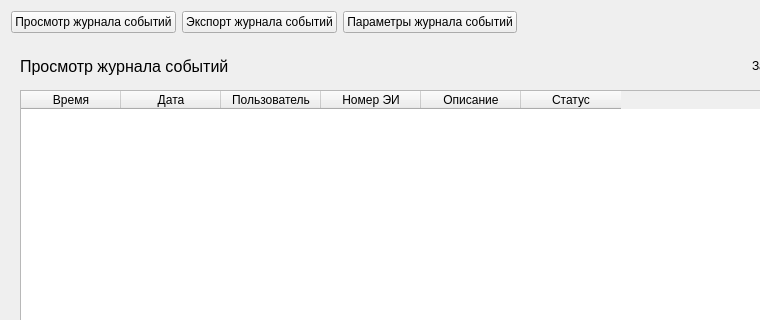
The window that panels/JournalPanel.ui (m6v/sobol) describes before a commit, drawn with Qt 5; both pictures show x 0 to 760 and y 0 to 320 of the 930 by 711 pixel window.
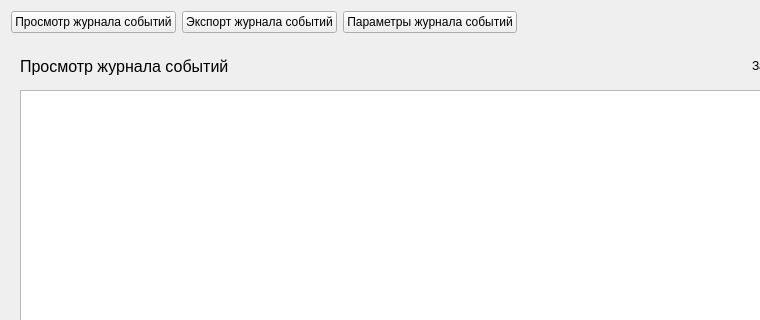
The same window after the commit. The open tabs and pages were chosen to show the change. Custom widgets are drawn as their Qt base class.

Commit message: JournalTableView class have been created

Diff of the .ui file:
```diff
--- a/panels/JournalPanel.ui
+++ b/panels/JournalPanel.ui
@@ -121,38 +121,7 @@
         </layout>
        </item>
        <item>
-        <widget class="QTableWidget" name="table_widget">
-         <column>
-          <property name="text">
-           <string>Время</string>
-          </property>
-         </column>
-         <column>
-          <property name="text">
-           <string>Дата</string>
-          </property>
-         </column>
-         <column>
-          <property name="text">
-           <string>Пользователь</string>
-          </property>
-         </column>
-         <column>
-          <property name="text">
-           <string>Номер ЭИ</string>
-          </property>
-         </column>
-         <column>
-          <property name="text">
-           <string>Описание</string>
-          </property>
-         </column>
-         <column>
-          <property name="text">
-           <string>Статус</string>
-          </property>
-         </column>
-        </widget>
+        <widget class="QTableView" name="journal_table_view"/>
        </item>
        <item>
         <widget class="QWidget" name="view_buttons_widget" native="true">
```
Left out of the diff: 2 changed lines with no effect on the pictures. The commit also changes 4 other files.
